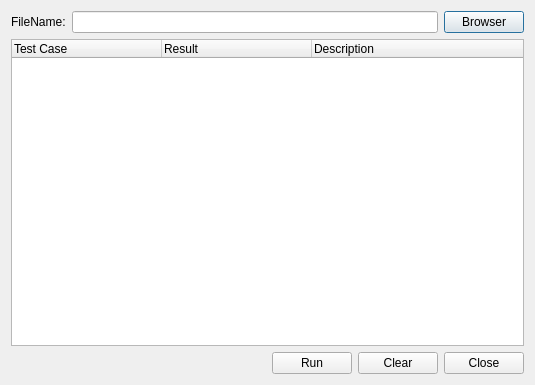
Above: unitgui.ui from zshalex/qTestGUI before the change. Below: the same form after it.
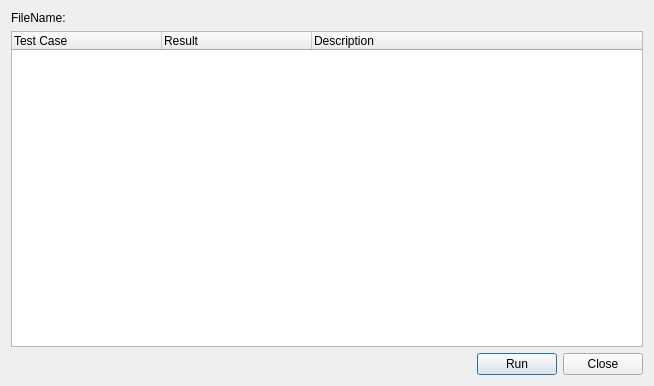
That is the form after the change.

Patch:
```diff
--- a/unitgui.ui
+++ b/unitgui.ui
@@ -6,8 +6,8 @@
    <rect>
     <x>0</x>
     <y>0</y>
-    <width>535</width>
-    <height>385</height>
+    <width>654</width>
+    <height>386</height>
    </rect>
   </property>
   <property name="windowTitle">
@@ -15,7 +15,7 @@
   </property>
   <layout class="QVBoxLayout" name="verticalLayout">
    <item>
-    <layout class="QHBoxLayout" name="horizontalLayout">
+    <layout class="QHBoxLayout" name="horizontalLayout" stretch="0,1">
      <item>
       <widget class="QLabel" name="label">
        <property name="text">
@@ -24,16 +24,9 @@
       </widget>
      </item>
      <item>
-      <widget class="QLineEdit" name="edFileName">
-       <property name="readOnly">
-        <bool>true</bool>
-       </property>
-      </widget>
-     </item>
-     <item>
-      <widget class="QPushButton" name="btnBrowser">
+      <widget class="QLabel" name="labFileName">
        <property name="text">
-        <string>Browser</string>
+        <string/>
        </property>
       </widget>
      </item>
@@ -92,13 +85,6 @@
        </property>
       </widget>
      </item>
-     <item>
-      <widget class="QPushButton" name="btnClear">
-       <property name="text">
-        <string>Clear</string>
-       </property>
-      </widget>
-     </item>
      <item>
       <widget class="QPushButton" name="btnClose">
        <property name="text">
```
